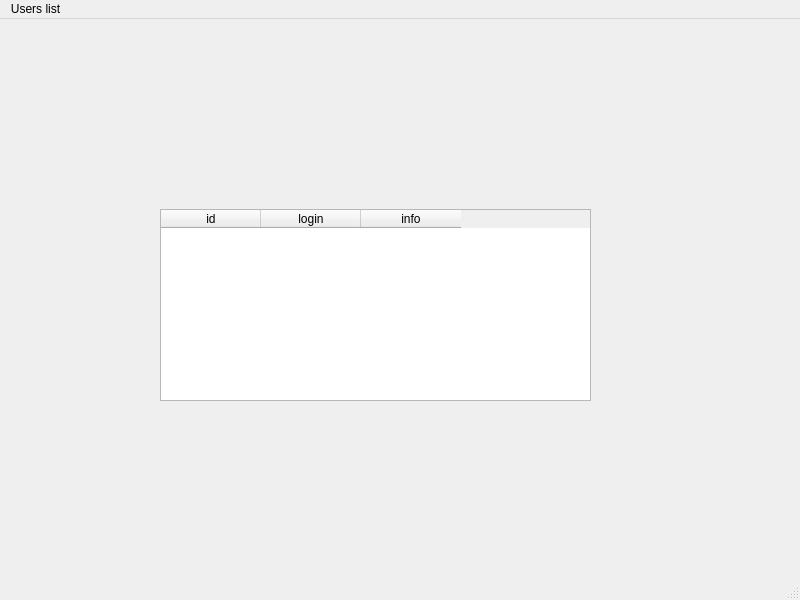
Qt form server_gui/serverUI.ui (vakhnin/geekbrains-messenger) before a commit.
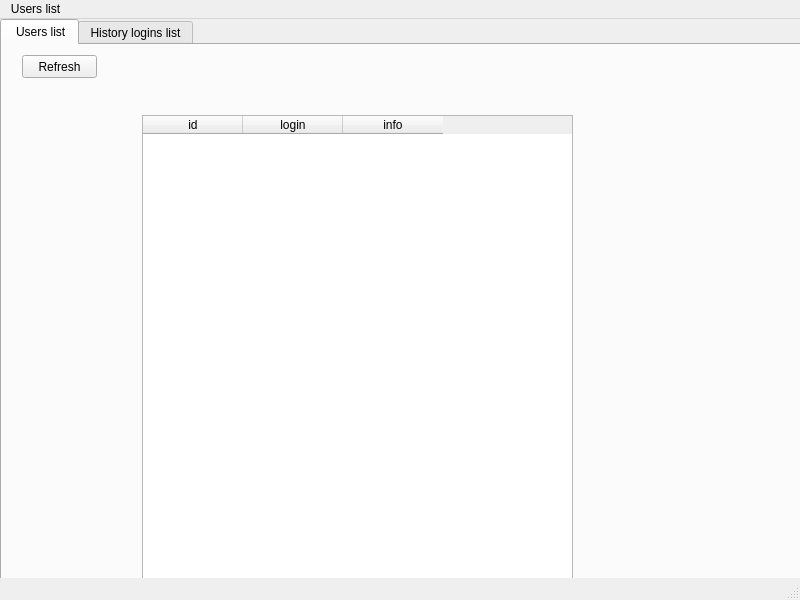
The same form after that commit.

Commit message: Добавлены табы для виджета сервера

The edit to the form file:
```diff
--- a/server_gui/serverUI.ui
+++ b/server_gui/serverUI.ui
@@ -17,16 +17,32 @@
    <bool>false</bool>
   </property>
   <widget class="QWidget" name="centralwidget">
+   <widget class="QTabWidget" name="tabWidget">
+    <property name="geometry">
+     <rect>
+      <x>0</x>
+      <y>0</y>
+      <width>841</width>
+      <height>581</height>
+     </rect>
+    </property>
+    <property name="currentIndex">
+     <number>0</number>
+    </property>
+    <widget class="QWidget" name="tab">
+     <attribute name="title">
+      <string> Users list</string>
+     </attribute>
    <widget class="QTableWidget" name="usersTableWidget">
     <property name="enabled">
      <bool>true</bool>
     </property>
     <property name="geometry">
      <rect>
-      <x>160</x>
-      <y>190</y>
+        <x>140</x>
+        <y>70</y>
       <width>431</width>
-      <height>192</height>
+        <height>481</height>
      </rect>
     </property>
     <property name="sortingEnabled">
@@ -47,6 +63,26 @@
       <string>info</string>
      </property>
     </column>
+     </widget>
+     <widget class="QPushButton" name="refreshUsersListButton">
+      <property name="geometry">
+       <rect>
+        <x>20</x>
+        <y>10</y>
+        <width>75</width>
+        <height>23</height>
+       </rect>
+      </property>
+      <property name="text">
+       <string>Refresh</string>
+      </property>
+     </widget>
+    </widget>
+    <widget class="QWidget" name="tab_2">
+     <attribute name="title">
+      <string>History logins list</string>
+     </attribute>
+    </widget>
    </widget>
   </widget>
   <widget class="QMenuBar" name="menubar">
```
Lines whose indentation alone changed are shown as unchanged. The commit also changes 1 other file.
